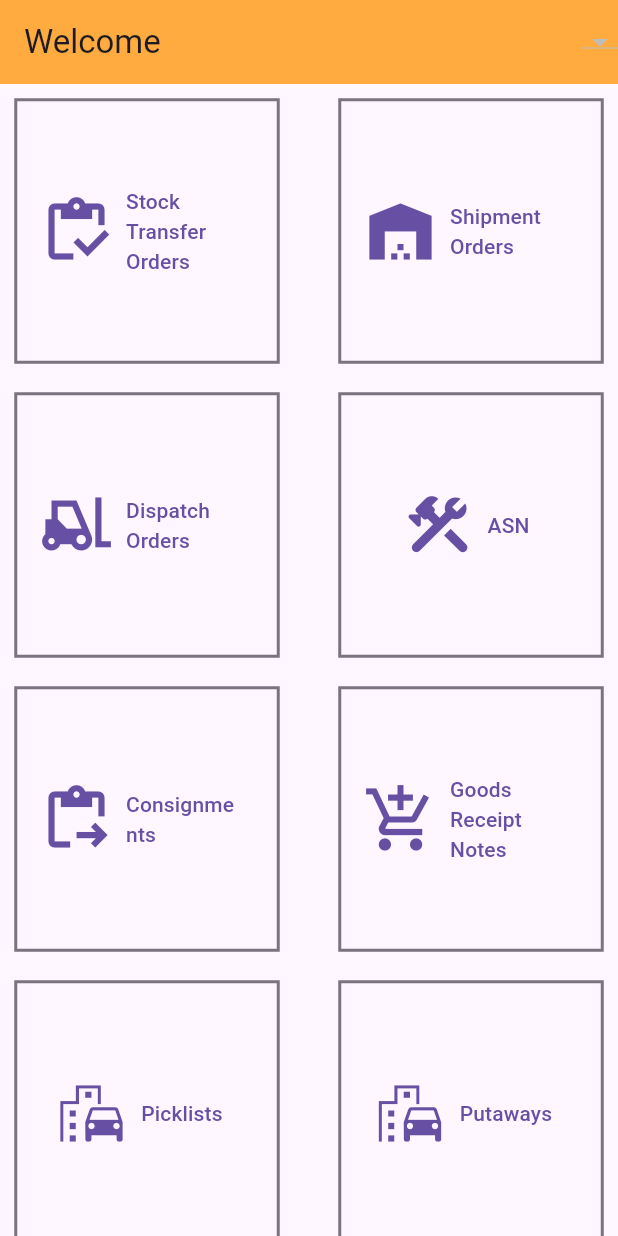
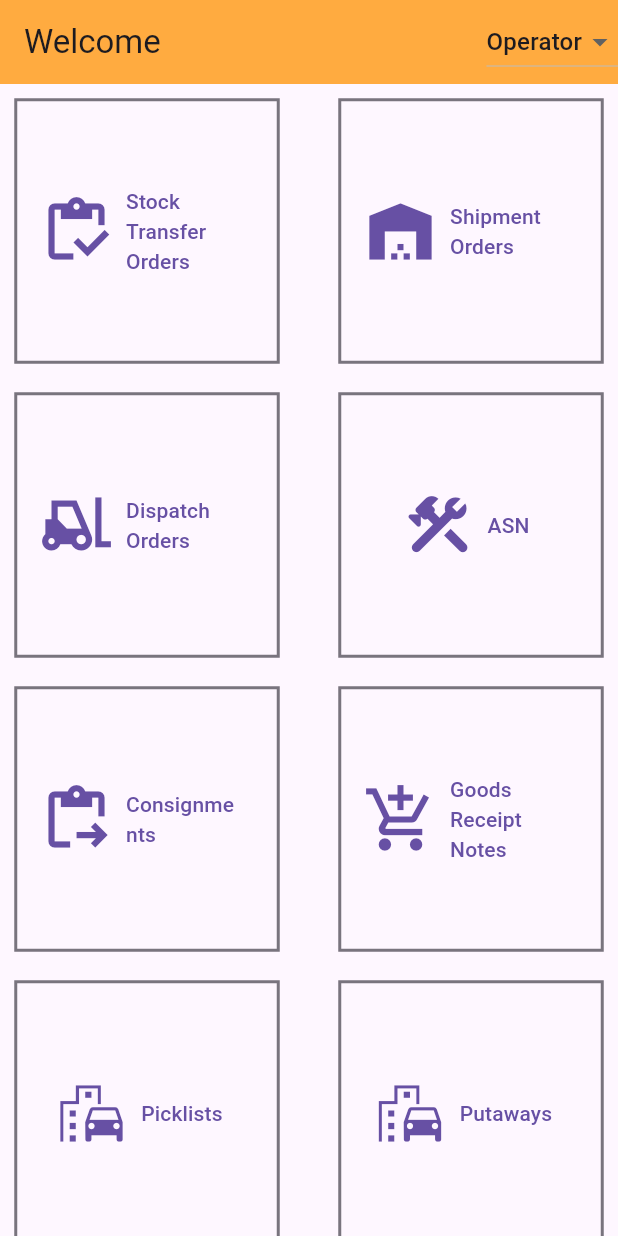
Before and after one commit to iamvedantp/wms_ui, a Flutter app: the screen it shows after launch, on a phone screen of 412 x 824 dp. Run offline on Flutter 3.47's test engine with Material 3 defaults, Android fonts, the phone set to English and light mode, and no system bars; our stand-ins replace font_awesome_flutter.

Commit message:
Dropdowns button added

```diff
--- a/lib/buttons_homepage.dart
+++ b/lib/buttons_homepage.dart
@@ -18,12 +18,26 @@ class ButtonsHomepage extends StatelessWidget {
         backgroundColor: Colors.orangeAccent,
         actions: [
           DropdownButton(
-            items: List.empty(),
-            onChanged: (value) {},
+            value: "Operator",
+            items: const [
+              DropdownMenuItem(
+                value: "Operator",
+                child: Text('Operator'),
+              ),
+              DropdownMenuItem(
+                value: "Carrier",
+                child: Text('Carrier'),
+              ),
+            ],
+            onChanged: (value) {
+              Widget widget;
+              if (value == "Operator") {
+                widget = const ButtonsHomepage();
+              } else if (value == "Carrier") {
+                widget = const CheckInButtonPage();
+              }
+            },
           )
-          // PopupMenuButton(
-          //   itemBuilder: (context) => [const PopupMenuItem(child: Text('One'))],
-          // )
         ],
       ),
       body: GridView.count(
```
Also changed, not shown: 1 other file.
